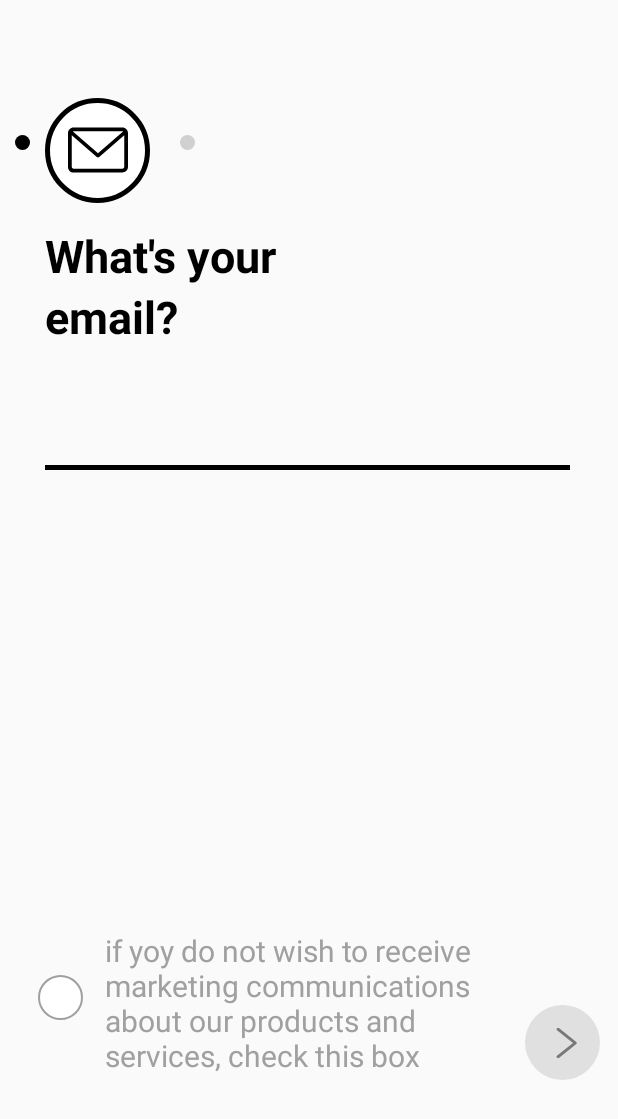
After one commit to diya31656/Hinge, an Android app: the email_screen screen opened directly, with no data from a screen before it, on a phone screen of 412 x 824 dp. The commit adds this screen. Shown: the top 1119 px of the screen. Run offline under Robolectric (Android 15) with nearby library versions, the phone set to English and light mode, and no system bars.

Commit message:
email screen

```diff
--- a/app/src/main/AndroidManifest.xml
+++ b/app/src/main/AndroidManifest.xml
@@ -9,7 +9,8 @@
         android:roundIcon="@mipmap/ic_launcher_round"
         android:supportsRtl="true"
         android:theme="@style/Theme.Hinge">
-        <activity android:name=".name_screen"></activity>
+        <activity android:name=".email_screen"></activity>
+        <activity android:name=".name_screen" />
         <activity android:name=".verified" />
         <activity android:name=".otp_screen" />
         <activity android:name=".phone_num" />
--- /dev/null
+++ b/app/src/main/java/com/example/hinge/email_screen.java
@@ -0,0 +1,14 @@
+package com.example.hinge;
+
+import androidx.appcompat.app.AppCompatActivity;
+
+import android.os.Bundle;
+
+public class email_screen extends AppCompatActivity {
+
+    @Override
+    protected void onCreate(Bundle savedInstanceState) {
+        super.onCreate(savedInstanceState);
+        setContentView(R.layout.activity_email_screen);
+    }
+}
--- /dev/null
+++ b/app/src/main/res/drawable/circle_grey.xml
@@ -0,0 +1,9 @@
+<?xml version="1.0" encoding="utf-8"?>
+<shape xmlns:android="http://schemas.android.com/apk/res/android"
+    android:shape="oval">
+    <solid android:color="#D0D0D0"/>
+        <size android:width="10dp"
+            android:height="10dp"/>
+
+
+</shape>
--- /dev/null
+++ b/app/src/main/res/drawable/circle_lineout.xml
@@ -0,0 +1,10 @@
+<?xml version="1.0" encoding="utf-8"?>
+<shape xmlns:android="http://schemas.android.com/apk/res/android"
+    android:shape="oval">
+    <solid android:color="#FFFFFF"/>
+    <size android:width="30dp"
+        android:height="30dp"/>
+    <stroke android:color="#A0A0A0"
+        android:width="1dp"/>
+
+</shape>
--- /dev/null
+++ b/app/src/main/res/drawable/ic_envelope.xml
@@ -0,0 +1,9 @@
+<vector xmlns:android="http://schemas.android.com/apk/res/android"
+    android:width="40dp"
+    android:height="40dp"
+    android:viewportWidth="479.058"
+    android:viewportHeight="479.058">
+  <path
+      android:fillColor="#FF000000"
+      android:pathData="m434.146,59.882h-389.234c-24.766,0 -44.912,20.146 -44.912,44.912v269.47c0,24.766 20.146,44.912 44.912,44.912h389.234c24.766,0 44.912,-20.146 44.912,-44.912v-269.47c0,-24.766 -20.146,-44.912 -44.912,-44.912zM434.146,89.823c2.034,0 3.969,0.422 5.738,1.159l-200.355,173.649 -200.356,-173.649c1.769,-0.736 3.704,-1.159 5.738,-1.159zM434.146,389.234h-389.234c-8.26,0 -14.971,-6.71 -14.971,-14.971v-251.648l199.778,173.141c2.822,2.441 6.316,3.655 9.81,3.655s6.988,-1.213 9.81,-3.655l199.778,-173.141v251.649c-0.001,8.26 -6.711,14.97 -14.971,14.97z"/>
+</vector>
--- a/app/src/main/res/drawable/ic_hinge_title.xml
+++ b/app/src/main/res/layout/activity_email_screen.xml
@@ -1,14 +1,88 @@
-<vector xmlns:android="http://schemas.android.com/apk/res/android"
-    android:width="344dp"
-    android:height="140dp"
-    android:viewportWidth="344"
-    android:viewportHeight="140">
-  <path
-      android:pathData="M288,60h34c-2.325,-7.451 -8.648,-12 -17,-12s-14.676,4.549 -17,12zM337.449,71.67l-49.994,0.006c2.039,8.436 9.182,13.637 18.063,13.637 7.35,0 12.277,-1.872 18.051,-8.243l10.204,10.393C325.35,96.74 316.443,100 304.547,100 285.643,100 272,86.626 272,65.948 272,45.271 285.713,32 304.617,32c19.94,0 33.383,13.271 33.383,33.948 0,2.855 -0.551,5.723 -0.551,5.723zM246,67c0,-11.537 -7.786,-19 -19,-19s-19,7.463 -19,19c0,11.537 7.786,19 19,19s19,-7.463 19,-19zM261.943,35.142s0.057,55.995 0.057,67.792c0,13.322 -9.002,31.066 -35.035,31.066 -23.36,0 -31.897,-17.677 -32.614,-21.896l14.042,-3.879c0.39,3.224 5.342,11.872 17.779,11.872 11.823,0 20.011,-6.008 20.011,-16.469v-8.937c-5.088,4.315 -11.673,6.873 -19.366,6.873 -19.369,0 -32.817,-13.275 -32.817,-33.797S207.448,34 226.817,34c8.538,0 15.815,3.24 21.153,8.629l1.21,-7.487h12.763zM156.503,34c-5.788,0 -12.625,2.862 -17.584,8.056l-0.813,-6.918L124,35.138L124,100h15.154v-35.307c0,-8.923 3.109,-16.236 13.623,-16.236 10.784,0 13.974,7.305 13.974,16.218L166.751,100L182,100v-36.666C182,47.47 172.706,34 156.502,34zM95.443,32.454c-4.86,10.844 -12.944,10.516 -21.693,10.516h-1.306L72.444,6L57.26,6v36.97h-15.34c-8.836,0 -15.68,2.37 -20.736,6.394L21.184,6L6,6v94h15.184v-23.547c0.143,-13.165 6.045,-17.252 17.542,-17.252h18.534L57.26,100h15.184v-40.83c7.749,-0.167 14.437,-1.638 20.372,-5.196L92.816,100L108,100v-62.543h-0.008l-12.549,-5.003zM110,16c0,5.523 -4.03,10 -9,10s-9,-4.477 -9,-10 4.03,-10 9,-10 9,4.477 9,10z"
-      android:fillColor="#000"
-      android:fillType="evenOdd"/>
-  <path
-      android:pathData="M288,60h34c-2.325,-7.451 -8.648,-12 -17,-12s-14.676,4.549 -17,12zM337.449,71.67l-49.994,0.006c2.039,8.436 9.182,13.637 18.063,13.637 7.35,0 12.277,-1.872 18.051,-8.243l10.204,10.393C325.35,96.74 316.443,100 304.547,100 285.643,100 272,86.626 272,65.948 272,45.271 285.713,32 304.617,32c19.94,0 33.383,13.271 33.383,33.948 0,2.855 -0.551,5.723 -0.551,5.723zM246,67c0,-11.537 -7.786,-19 -19,-19s-19,7.463 -19,19c0,11.537 7.786,19 19,19s19,-7.463 19,-19zM261.943,35.142s0.057,55.995 0.057,67.792c0,13.322 -9.002,31.066 -35.035,31.066 -23.36,0 -31.897,-17.677 -32.614,-21.896l14.042,-3.879c0.39,3.224 5.342,11.872 17.779,11.872 11.823,0 20.011,-6.008 20.011,-16.469v-8.937c-5.088,4.315 -11.673,6.873 -19.366,6.873 -19.369,0 -32.817,-13.275 -32.817,-33.797S207.448,34 226.817,34c8.538,0 15.815,3.24 21.153,8.629l1.21,-7.487h12.763zM156.503,34c-5.788,0 -12.625,2.862 -17.584,8.056l-0.813,-6.918L124,35.138L124,100h15.154v-35.307c0,-8.923 3.109,-16.236 13.623,-16.236 10.784,0 13.974,7.305 13.974,16.218L166.751,100L182,100v-36.666C182,47.47 172.706,34 156.502,34zM95.443,32.454c-4.86,10.844 -12.944,10.516 -21.693,10.516h-1.306L72.444,6L57.26,6v36.97h-15.34c-8.836,0 -15.68,2.37 -20.736,6.394L21.184,6L6,6v94h15.184v-23.547c0.143,-13.165 6.045,-17.252 17.542,-17.252h18.534L57.26,100h15.184v-40.83c7.749,-0.167 14.437,-1.638 20.372,-5.196L92.816,100L108,100v-62.543h-0.008l-12.549,-5.003zM110,16c0,5.523 -4.03,10 -9,10s-9,-4.477 -9,-10 4.03,-10 9,-10 9,4.477 9,10z"
-      android:fillColor="#FFF"
-      android:fillType="evenOdd"/>
-</vector>
+<?xml version="1.0" encoding="utf-8"?>
+<RelativeLayout xmlns:android="http://schemas.android.com/apk/res/android"
+    xmlns:app="http://schemas.android.com/apk/res-auto"
+    xmlns:tools="http://schemas.android.com/tools"
+    android:layout_width="match_parent"
+    android:layout_height="match_parent"
+    tools:context=".email_screen">
+    <ImageView
+        android:layout_width="wrap_content"
+        android:layout_height="wrap_content"
+        android:background="@drawable/dot_bg"
+        android:layout_marginTop="90dp"
+        android:layout_marginStart="10dp"/>
+    <ImageView
+        android:layout_width="wrap_content"
+        android:layout_height="wrap_content"
+        android:background="@drawable/circle1_bg"
+        android:layout_marginTop="65dp"
+        android:layout_marginStart="30dp"/>
+    <ImageView
+        android:layout_width="wrap_content"
+        android:layout_height="wrap_content"
+        android:src="@drawable/ic_envelope"
+        android:layout_marginStart="45dp"
+        android:layout_marginTop="80dp"/>
+    <ImageView
+        android:layout_width="wrap_content"
+        android:layout_height="wrap_content"
+        android:background="@drawable/circle_grey"
+        android:layout_marginTop="90dp"
+        android:layout_marginStart="120dp"/>
+    <TextView
+        android:id="@+id/textView"
+        android:layout_width="match_parent"
+        android:layout_height="wrap_content"
+        android:text="What's your"
+        android:textSize="30sp"
+        android:textColor="#000000"
+        android:textStyle="bold"
+        android:fontFamily="sans-serif"
+        android:layout_marginTop="150dp"
+        android:layout_marginStart="30dp"/>
+    <TextView
+        android:layout_width="match_parent"
+        android:layout_height="wrap_content"
+        android:text="email?"
+        android:textSize="30sp"
+        android:textStyle="bold"
+        android:textColor="#000000"
+        android:layout_below="@id/textView"
+        android:layout_marginStart="30dp"/>
+    <View
+        android:layout_width="350dp"
+        android:layout_height="3dp"
+        android:background="#000000"
+        android:layout_marginTop="310dp"
+        android:layout_marginStart="30dp"/>
+    <ImageView
+        android:layout_width="wrap_content"
+        android:id="@+id/tvcircle"
+        android:layout_marginTop="670dp"
+        android:layout_marginStart="350dp"
+        android:background="@drawable/circle"
+        android:layout_height="wrap_content"/>
+    <ImageView
+        android:layout_width="wrap_content"
+        android:layout_height="wrap_content"
+        android:src="@drawable/ic_right_arrow"
+        android:layout_marginStart="365dp"
+        android:layout_marginTop="685dp"/>
+    <ImageView
+        android:layout_width="wrap_content"
+        android:layout_height="wrap_content"
+        android:src="@drawable/circle_lineout"
+        android:layout_marginTop="650dp"
+        android:layout_marginStart="25dp"/>
+    <TextView
+        android:layout_width="wrap_content"
+        android:layout_height="wrap_content"
+        android:text="if yoy do not wish to receive marketing communications about our products and services, check this box"
+        android:textSize="20sp"
+        android:textStyle="normal"
+        android:textColor="#A0A0A0"
+        android:layout_marginTop="620dp"
+        android:layout_marginEnd="80dp"
+        android:layout_marginStart="70dp"/>
+
+</RelativeLayout>
--- a/app/src/main/res/layout/activity_name_screen.xml
+++ b/app/src/main/res/layout/activity_name_screen.xml
@@ -18,6 +18,18 @@
         android:src="@drawable/ic_text"
         android:layout_marginStart="45dp"
         android:layout_marginTop="80dp"/>
+    <ImageView
+        android:layout_width="wrap_content"
+        android:layout_height="wrap_content"
+        android:background="@drawable/circle_grey"
+        android:layout_marginTop="90dp"
+        android:layout_marginStart="120dp"/>
+    <ImageView
+        android:layout_width="wrap_content"
+        android:layout_height="wrap_content"
+        android:background="@drawable/circle_grey"
+        android:layout_marginTop="90dp"
+        android:layout_marginStart="150dp"/>
     <TextView
         android:id="@+id/textView"
         android:layout_width="match_parent"
--- a/app/src/main/res/layout/activity_phone_num.xml
+++ b/app/src/main/res/layout/activity_phone_num.xml
@@ -20,16 +20,26 @@
         android:layout_marginTop="80dp" />
 
     <TextView
-        android:id="@+id/tvphone"
+        android:id="@+id/textView"
         android:layout_width="match_parent"
         android:layout_height="wrap_content"
+        android:text="What,s your"
+        android:textSize="30sp"
+        android:textColor="#000000"
+        android:textStyle="bold"
         android:fontFamily="sans-serif"
-        android:textSize="40sp"
-        android:text="What's your phone number?"
         android:layout_marginTop="150dp"
-        android:layout_marginStart="30dp"
+        android:layout_marginStart="30dp"/>
+    <TextView
+        android:layout_width="match_parent"
+        android:layout_height="wrap_content"
+        android:text="phone number?"
+        android:layout_below="@id/textView"
+        android:textSize="30sp"
+        android:textColor="#000000"
         android:textStyle="bold"
-        android:textColor="@color/black"/>
+        android:fontFamily="sans-serif"
+        android:layout_marginStart="30dp"/>
 
     <TextView
         android:layout_width="match_parent"
@@ -37,7 +47,7 @@
         android:fontFamily="sans-serif"
         android:text="Hinge will send you a text with a verification code. Message and data rates may apply."
         android:textSize="18sp"
-        android:layout_marginTop="400dp"
+        android:layout_marginTop="380dp"
         android:layout_marginStart="30dp"/>
     <ImageView
         android:layout_width="wrap_content"
```
